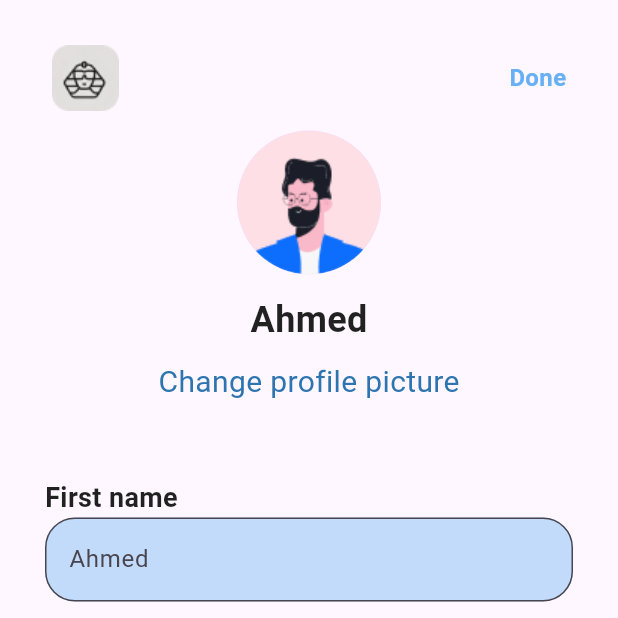
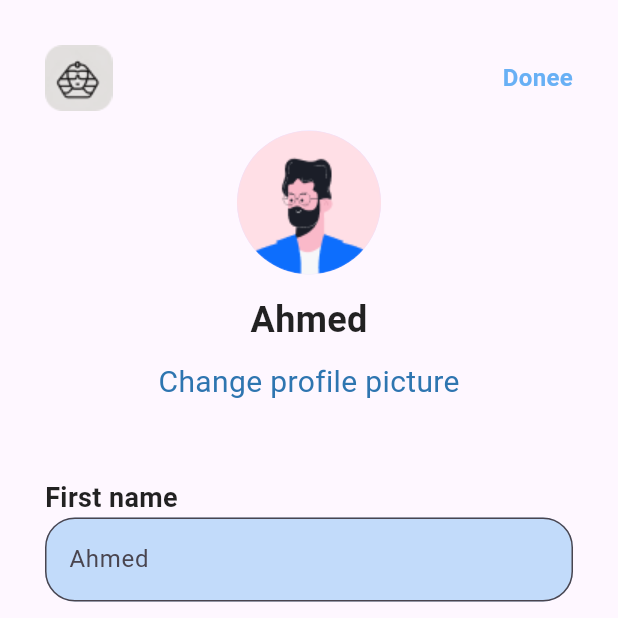
Before and after one commit to YoussefMohamed211/Egypt-tour-mate, a Flutter app: the Edit_profile screen opened by its route, on a phone screen of 412 x 824 dp, the top half of it. Run offline on Flutter 3.47's test engine with Material 3 defaults, Android fonts, the light colour scheme and no system bars; our stand-ins replace salomon_bottom_bar.

Commit message:
change done to donee

```diff
--- a/lib/Edit_profile.dart
+++ b/lib/Edit_profile.dart
@@ -20,7 +20,7 @@ class Edit_profile extends StatelessWidget {
                   Container(
                     margin: EdgeInsets.only(left: 260),
                     child: Text(
-                      "Done",
+                      "Donee",
                       style: TextStyle(
                           fontSize: 16,
                           color: Color(0xff68b0f5),
```
